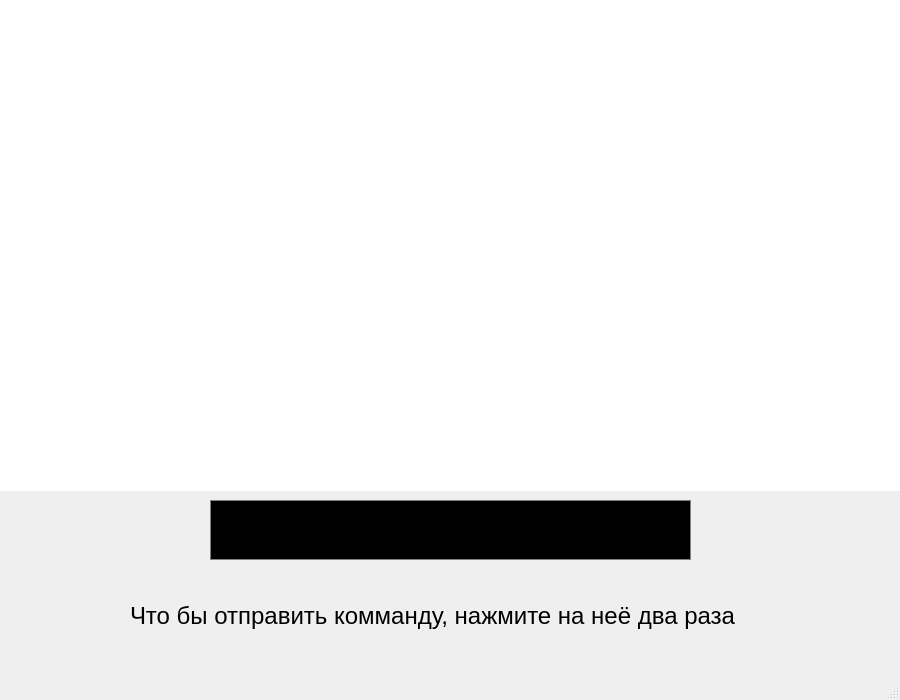
Qt form voicehomemainwindow.ui (egorarestovich/VoiceHome) before a commit.
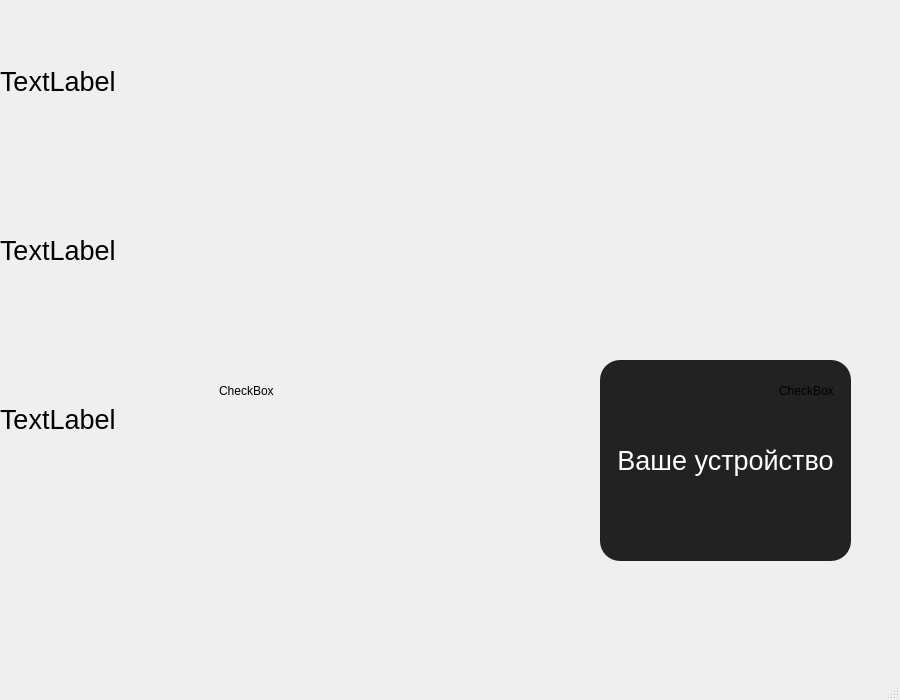
The same form after that commit. Icons and pictures are not drawn.

Diff of the .ui file:
```diff
--- a/voicehomemainwindow.ui
+++ b/voicehomemainwindow.ui
@@ -28,25 +28,28 @@
   <property name="windowTitle">
    <string>MainWindow</string>
   </property>
+  <property name="styleSheet">
+   <string notr="true">color:black;</string>
+  </property>
   <widget class="QWidget" name="centralwidget">
    <widget class="QPushButton" name="HomeButton">
     <property name="geometry">
      <rect>
-      <x>30</x>
+      <x>50</x>
       <y>580</y>
       <width>75</width>
       <height>75</height>
      </rect>
     </property>
     <property name="styleSheet">
-     <string notr="true">border: none;</string>
+     <string notr="true">border:none;</string>
     </property>
     <property name="text">
      <string/>
     </property>
     <property name="icon">
      <iconset resource="images.qrc">
-      <normaloff>:/images/HomeIcon.png</normaloff>:/images/HomeIcon.png</iconset>
+      <normaloff>:/images/homeiconv2.png</normaloff>:/images/homeiconv2.png</iconset>
     </property>
     <property name="iconSize">
      <size>
@@ -65,14 +68,14 @@
      </rect>
     </property>
     <property name="styleSheet">
-     <string notr="true">border: none;</string>
+     <string notr="true">border:none;</string>
     </property>
     <property name="text">
      <string/>
     </property>
     <property name="icon">
      <iconset resource="images.qrc">
-      <normaloff>:/images/ChatIcon.png</normaloff>:/images/ChatIcon.png</iconset>
+      <normaloff>:/images/chaticonv2.png</normaloff>:/images/chaticonv2.png</iconset>
     </property>
     <property name="iconSize">
      <size>
@@ -81,89 +84,12 @@
      </size>
     </property>
    </widget>
-   <widget class="QLineEdit" name="commandline">
-    <property name="geometry">
-     <rect>
-      <x>210</x>
-      <y>500</y>
-      <width>481</width>
-      <height>60</height>
-     </rect>
-    </property>
-    <property name="font">
-     <font>
-      <pointsize>16</pointsize>
-     </font>
-    </property>
-    <property name="autoFillBackground">
-     <bool>false</bool>
-    </property>
-    <property name="styleSheet">
-     <string notr="true">QLineEdit {
-    background-color: black; /* Черный фон */
-    color: white;            /* Белый текст */
-    border: 1px solid gray;  /* Серый цвет рамки */
-}</string>
-    </property>
-   </widget>
-   <widget class="QPushButton" name="addcommand">
-    <property name="geometry">
-     <rect>
-      <x>700</x>
-      <y>500</y>
-      <width>180</width>
-      <height>60</height>
-     </rect>
-    </property>
-    <property name="styleSheet">
-     <string notr="true">border: none;</string>
-    </property>
-    <property name="text">
-     <string/>
-    </property>
-    <property name="icon">
-     <iconset resource="images.qrc">
-      <normaloff>:/images/addbutton.png</normaloff>:/images/addbutton.png</iconset>
-    </property>
-    <property name="iconSize">
-     <size>
-      <width>180</width>
-      <height>60</height>
-     </size>
-    </property>
-   </widget>
-   <widget class="QPushButton" name="deletecommand">
-    <property name="geometry">
-     <rect>
-      <x>20</x>
-      <y>500</y>
-      <width>180</width>
-      <height>60</height>
-     </rect>
-    </property>
-    <property name="styleSheet">
-     <string notr="true">border: none;</string>
-    </property>
-    <property name="text">
-     <string/>
-    </property>
-    <property name="icon">
-     <iconset resource="images.qrc">
-      <normaloff>:/images/delete_button-removebg-preview.png</normaloff>:/images/delete_button-removebg-preview.png</iconset>
-    </property>
-    <property name="iconSize">
-     <size>
-      <width>180</width>
-      <height>60</height>
-     </size>
-    </property>
-   </widget>
    <widget class="QWidget" name="verticalLayoutWidget">
     <property name="geometry">
      <rect>
       <x>0</x>
       <y>0</y>
-      <width>881</width>
+      <width>901</width>
       <height>501</height>
      </rect>
     </property>
@@ -205,49 +131,241 @@
       </widget>
      </item>
     </layout>
+    <zorder>temp</zorder>
+    <zorder>co2</zorder>
+    <zorder>vlazh</zorder>
    </widget>
-   <widget class="QListWidget" name="listWidget">
+   <widget class="QLabel" name="SvetLabel">
     <property name="geometry">
      <rect>
-      <x>0</x>
-      <y>0</y>
-      <width>900</width>
-      <height>491</height>
+      <x>40</x>
+      <y>80</y>
+      <width>251</width>
+      <height>201</height>
      </rect>
     </property>
-    <property name="sizePolicy">
-     <sizepolicy hsizetype="Expanding" vsizetype="Expanding">
-      <horstretch>0</horstretch>
-      <verstretch>0</verstretch>
-     </sizepolicy>
+    <property name="text">
+     <string/>
     </property>
-    <property name="font">
-     <font>
-      <pointsize>16</pointsize>
-     </font>
+    <property name="pixmap">
+     <pixmap resource="images.qrc">:/images/IconSvet.png</pixmap>
     </property>
-    <property name="frameShape">
-     <enum>QFrame::NoFrame</enum>
+   </widget>
+   <widget class="QCheckBox" name="CheckBoxSvet">
+    <property name="geometry">
+     <rect>
+      <x>200</x>
+      <y>90</y>
+      <width>81</width>
+      <height>35</height>
+     </rect>
     </property>
+    <property name="styleSheet">
+     <string notr="true">QCheckBox::indicator:unchecked {
+    image: url(:/images/CheckBoxOn.png);
+}
+QCheckBox::indicator:checked {
+    image: url(:/images/CheckBoxOff.png);
+}
+QCheckBox {
+    background-color: rgba(255, 255, 255, 0);
+}
+</string>
+    </property>
+    <property name="text">
+     <string/>
+    </property>
+    <property name="iconSize">
+     <size>
+      <width>75</width>
+      <height>35</height>
+     </size>
+    </property>
+    <property name="checked">
+     <bool>false</bool>
+    </property>
    </widget>
-   <widget class="QLabel" name="label">
+   <widget class="QLabel" name="FanLabel">
     <property name="geometry">
      <rect>
-      <x>130</x>
-      <y>600</y>
-      <width>611</width>
-      <height>31</height>
+      <x>600</x>
+      <y>80</y>
+      <width>251</width>
+      <height>201</height>
      </rect>
     </property>
+    <property name="text">
+     <string/>
+    </property>
+    <property name="pixmap">
+     <pixmap resource="images.qrc">:/images/IconFan.png</pixmap>
+    </property>
+   </widget>
+   <widget class="QCheckBox" name="CheckBoxFan">
+    <property name="geometry">
+     <rect>
+      <x>760</x>
+      <y>90</y>
+      <width>81</width>
+      <height>35</height>
+     </rect>
+    </property>
+    <property name="styleSheet">
+     <string notr="true">QCheckBox::indicator:unchecked {
+    image: url(:/images/CheckBoxOn.png);
+}
+QCheckBox::indicator:checked {
+    image: url(:/images/CheckBoxOff.png);
+}
+QCheckBox {
+    background-color: rgba(255, 255, 255, 0);
+}
+</string>
+    </property>
+    <property name="text">
+     <string/>
+    </property>
+    <property name="icon">
+     <iconset resource="images.qrc">
+      <normaloff>:/images/CheckBoxOn.png</normaloff>:/images/CheckBoxOn.png</iconset>
+    </property>
+    <property name="iconSize">
+     <size>
+      <width>75</width>
+      <height>35</height>
+     </size>
+    </property>
+    <property name="checked">
+     <bool>false</bool>
+    </property>
+   </widget>
+   <widget class="QLabel" name="ChainikLabel">
+    <property name="geometry">
+     <rect>
+      <x>40</x>
+      <y>360</y>
+      <width>251</width>
+      <height>201</height>
+     </rect>
+    </property>
+    <property name="text">
+     <string/>
+    </property>
+    <property name="pixmap">
+     <pixmap resource="images.qrc">:/images/IconChainik.png</pixmap>
+    </property>
+   </widget>
+   <widget class="QCheckBox" name="CheckBoxChainik">
+    <property name="geometry">
+     <rect>
+      <x>200</x>
+      <y>370</y>
+      <width>81</width>
+      <height>41</height>
+     </rect>
+    </property>
+    <property name="styleSheet">
+     <string notr="true">QCheckBox::indicator:unchecked {
+    image: url(:/images/CheckBoxOn.png);
+}
+QCheckBox::indicator:checked {
+    image: url(:/images/CheckBoxOff.png);
+}
+QCheckBox {
+    background-color: rgba(255, 255, 255, 0);
+}
+</string>
+    </property>
+    <property name="text">
+     <string>CheckBox</string>
+    </property>
+   </widget>
+   <widget class="QPushButton" name="UserCommandButton">
+    <property name="geometry">
+     <rect>
+      <x>600</x>
+      <y>360</y>
+      <width>251</width>
+      <height>201</height>
+     </rect>
+    </property>
     <property name="font">
      <font>
-      <pointsize>18</pointsize>
+      <pointsize>20</pointsize>
      </font>
     </property>
+    <property name="styleSheet">
+     <string notr="true">color: rgb(255, 255, 255);
+background-color: rgb(34, 34, 34);
+border-radius: 20px;</string>
+    </property>
     <property name="text">
-     <string>Что бы отправить комманду, нажмите на неё два раза</string>
+     <string>Ваше устройство</string>
     </property>
    </widget>
+   <widget class="QCheckBox" name="CheckBoxUserCommand">
+    <property name="geometry">
+     <rect>
+      <x>760</x>
+      <y>370</y>
+      <width>81</width>
+      <height>41</height>
+     </rect>
+    </property>
+    <property name="styleSheet">
+     <string notr="true">QCheckBox::indicator:unchecked {
+    image: url(:/images/CheckBoxOn.png);
+}
+QCheckBox::indicator:checked {
+    image: url(:/images/CheckBoxOff.png);
+}
+QCheckBox {
+    background-color: rgba(255, 255, 255, 0);
+}
+</string>
+    </property>
+    <property name="text">
+     <string>CheckBox</string>
+    </property>
+   </widget>
+   <widget class="QPushButton" name="SettingsButton">
+    <property name="geometry">
+     <rect>
+      <x>840</x>
+      <y>10</y>
+      <width>50</width>
+      <height>50</height>
+     </rect>
+    </property>
+    <property name="styleSheet">
+     <string notr="true">border:none;</string>
+    </property>
+    <property name="text">
+     <string/>
+    </property>
+    <property name="icon">
+     <iconset resource="images.qrc">
+      <normaloff>:/images/settings icon.png</normaloff>:/images/settings icon.png</iconset>
+    </property>
+    <property name="iconSize">
+     <size>
+      <width>30</width>
+      <height>30</height>
+     </size>
+    </property>
+   </widget>
+   <zorder>HomeButton</zorder>
+   <zorder>CommandsButton</zorder>
+   <zorder>verticalLayoutWidget</zorder>
+   <zorder>SvetLabel</zorder>
+   <zorder>FanLabel</zorder>
+   <zorder>CheckBoxFan</zorder>
+   <zorder>CheckBoxSvet</zorder>
+   <zorder>ChainikLabel</zorder>
+   <zorder>CheckBoxChainik</zorder>
+   <zorder>SettingsButton</zorder>
+   <zorder>UserCommandButton</zorder>
+   <zorder>CheckBoxUserCommand</zorder>
   </widget>
   <widget class="QMenuBar" name="menubar">
    <property name="geometry">
```
